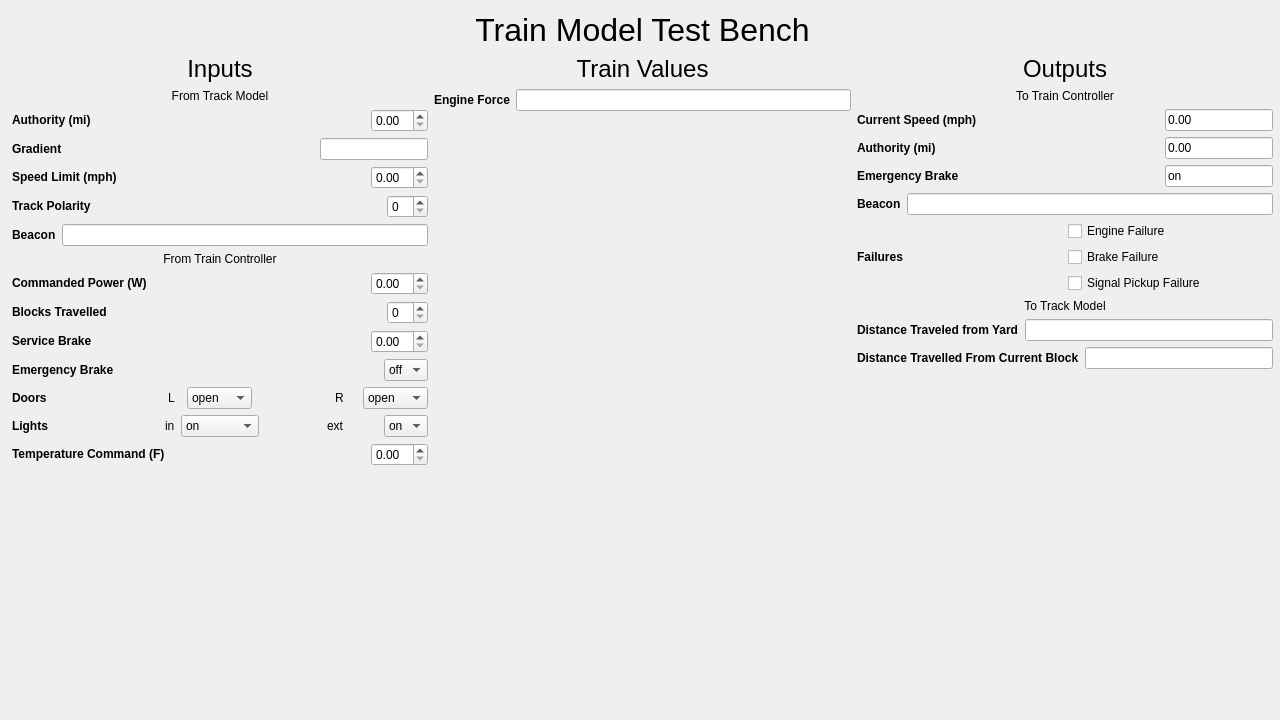
Qt form Modules/Train_Model/Frontend/Train_Model_Test_Bench_UI.ui (keshavshankar08/ECE1140) before a commit.
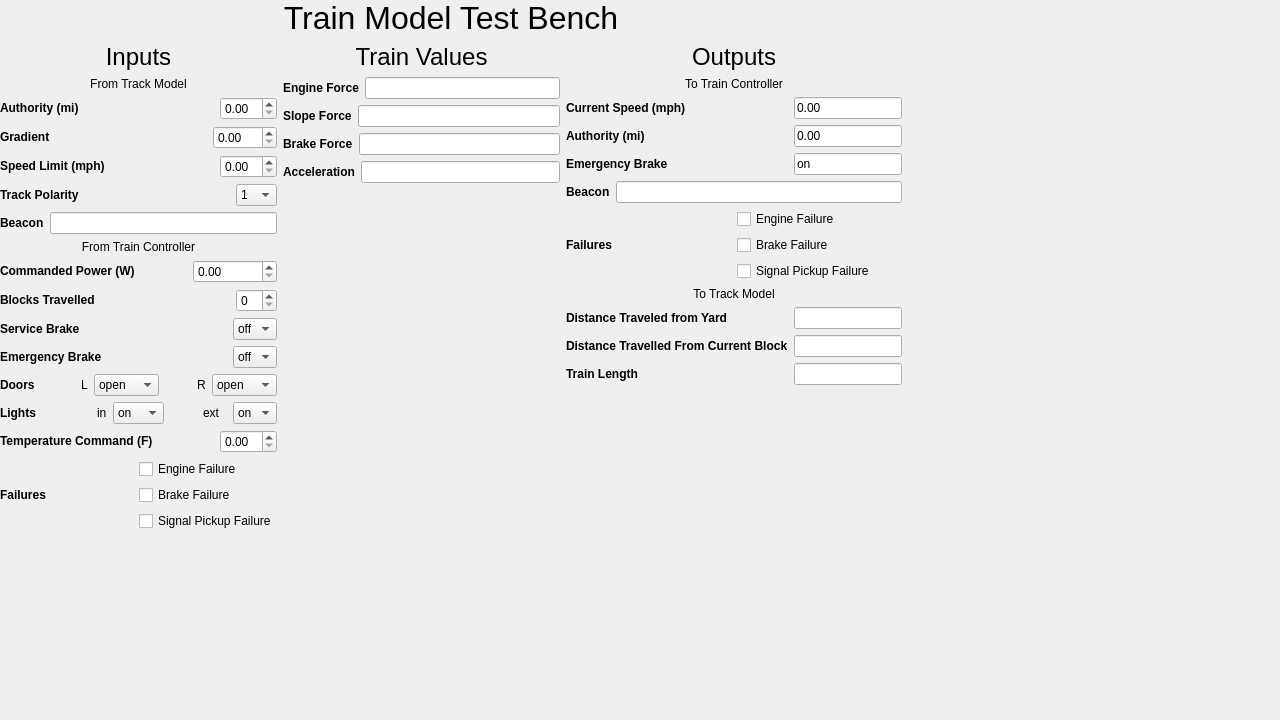
The same form after that commit.

What changed in the file:
```diff
--- a/Modules/Train_Model/Frontend/Train_Model_Test_Bench_UI.ui
+++ b/Modules/Train_Model/Frontend/Train_Model_Test_Bench_UI.ui
@@ -28,13 +28,13 @@
    <property name="mouseTracking">
     <bool>false</bool>
    </property>
-   <widget class="QWidget" name="">
+   <widget class="QWidget" name="layoutWidget">
     <property name="geometry">
      <rect>
-      <x>12</x>
-      <y>12</y>
-      <width>1261</width>
-      <height>681</height>
+      <x>0</x>
+      <y>0</y>
+      <width>902</width>
+      <height>666</height>
      </rect>
     </property>
     <layout class="QVBoxLayout" name="verticalLayout_6">
@@ -89,7 +89,11 @@
               </widget>
              </item>
              <item alignment="Qt::AlignRight">
-              <widget class="QLineEdit" name="lineEdit_4"/>
+              <widget class="QDoubleSpinBox" name="tb_gradient">
+               <property name="maximum">
+                <double>100.000000000000000</double>
+               </property>
+              </widget>
              </item>
             </layout>
            </item>
@@ -116,8 +120,19 @@
                </property>
               </widget>
              </item>
-             <item alignment="Qt::AlignRight">
-              <widget class="QSpinBox" name="tb_trackPolarity"/>
+             <item alignment="Qt::AlignRight|Qt::AlignVCenter">
+              <widget class="QComboBox" name="comboBox">
+               <item>
+                <property name="text">
+                 <string>1</string>
+                </property>
+               </item>
+               <item>
+                <property name="text">
+                 <string>-1</string>
+                </property>
+               </item>
+              </widget>
              </item>
             </layout>
            </item>
@@ -152,7 +167,11 @@
               </widget>
              </item>
              <item alignment="Qt::AlignRight">
-              <widget class="QDoubleSpinBox" name="velocitySelect"/>
+              <widget class="QDoubleSpinBox" name="tb_power">
+               <property name="maximum">
+                <double>120000.000000000000000</double>
+               </property>
+              </widget>
              </item>
             </layout>
            </item>
@@ -180,7 +199,18 @@
               </widget>
              </item>
              <item alignment="Qt::AlignRight">
-              <widget class="QDoubleSpinBox" name="tb_serviceBrake"/>
+              <widget class="QComboBox" name="tb_sBrakeToggle">
+               <item>
+                <property name="text">
+                 <string>off</string>
+                </property>
+               </item>
+               <item>
+                <property name="text">
+                 <string>on</string>
+                </property>
+               </item>
+              </widget>
              </item>
             </layout>
            </item>
@@ -329,6 +359,42 @@
              </item>
             </layout>
            </item>
+           <item>
+            <layout class="QHBoxLayout" name="horizontalLayout_22">
+             <item>
+              <widget class="QLabel" name="label_33">
+               <property name="text">
+                <string>&lt;html&gt;&lt;head/&gt;&lt;body&gt;&lt;p&gt;&lt;span style=&quot; font-weight:600;&quot;&gt;Failures&lt;/span&gt;&lt;/p&gt;&lt;/body&gt;&lt;/html&gt;</string>
+               </property>
+              </widget>
+             </item>
+             <item>
+              <layout class="QVBoxLayout" name="verticalLayout_7">
+               <item>
+                <widget class="QCheckBox" name="tb_engFail">
+                 <property name="text">
+                  <string>Engine Failure</string>
+                 </property>
+                </widget>
+               </item>
+               <item>
+                <widget class="QCheckBox" name="tb_brakeFail">
+                 <property name="text">
+                  <string>Brake Failure</string>
+                 </property>
+                </widget>
+               </item>
+               <item>
+                <widget class="QCheckBox" name="tb_sigFail">
+                 <property name="text">
+                  <string>Signal Pickup Failure</string>
+                 </property>
+                </widget>
+               </item>
+              </layout>
+             </item>
+            </layout>
+           </item>
            <item>
             <spacer name="verticalSpacer_2">
              <property name="orientation">
@@ -349,6 +415,49 @@
        <item>
         <layout class="QGridLayout" name="gridLayout">
          <item row="4" column="0">
+          <layout class="QHBoxLayout" name="horizontalLayout_24">
+           <item>
+            <widget class="QLabel" name="label_35">
+             <property name="text">
+              <string>&lt;html&gt;&lt;head/&gt;&lt;body&gt;&lt;p&gt;&lt;span style=&quot; font-weight:600;&quot;&gt;Slope Force&lt;/span&gt;&lt;/p&gt;&lt;/body&gt;&lt;/html&gt;</string>
+             </property>
+            </widget>
+           </item>
+           <item>
+            <widget class="QLineEdit" name="tb_slopeForceDisplay">
+             <property name="readOnly">
+              <bool>true</bool>
+             </property>
+            </widget>
+           </item>
+          </layout>
+         </item>
+         <item row="3" column="0">
+          <layout class="QHBoxLayout" name="horizontalLayout_20">
+           <item>
+            <widget class="QLabel" name="label_31">
+             <property name="text">
+              <string>&lt;html&gt;&lt;head/&gt;&lt;body&gt;&lt;p&gt;&lt;span style=&quot; font-weight:600;&quot;&gt;Engine Force&lt;/span&gt;&lt;/p&gt;&lt;/body&gt;&lt;/html&gt;</string>
+             </property>
+            </widget>
+           </item>
+           <item>
+            <widget class="QLineEdit" name="engForceDisplay">
+             <property name="readOnly">
+              <bool>true</bool>
+             </property>
+            </widget>
+           </item>
+          </layout>
+         </item>
+         <item row="0" column="0">
+          <widget class="QLabel" name="label_30">
+           <property name="text">
+            <string>&lt;html&gt;&lt;head/&gt;&lt;body&gt;&lt;p align=&quot;center&quot;&gt;&lt;span style=&quot; font-size:18pt;&quot;&gt;Train Values&lt;/span&gt;&lt;/p&gt;&lt;/body&gt;&lt;/html&gt;</string>
+           </property>
+          </widget>
+         </item>
+         <item row="7" column="0">
           <spacer name="verticalSpacer">
            <property name="orientation">
             <enum>Qt::Vertical</enum>
@@ -361,24 +470,39 @@
            </property>
           </spacer>
          </item>
-         <item row="0" column="0">
-          <widget class="QLabel" name="label_30">
-           <property name="text">
-            <string>&lt;html&gt;&lt;head/&gt;&lt;body&gt;&lt;p align=&quot;center&quot;&gt;&lt;span style=&quot; font-size:18pt;&quot;&gt;Train Values&lt;/span&gt;&lt;/p&gt;&lt;/body&gt;&lt;/html&gt;</string>
-           </property>
-          </widget>
+         <item row="6" column="0">
+          <layout class="QHBoxLayout" name="horizontalLayout_25">
+           <item>
+            <widget class="QLabel" name="label_36">
+             <property name="text">
+              <string>&lt;html&gt;&lt;head/&gt;&lt;body&gt;&lt;p&gt;&lt;span style=&quot; font-weight:600;&quot;&gt;Acceleration&lt;/span&gt;&lt;/p&gt;&lt;/body&gt;&lt;/html&gt;</string>
+             </property>
+            </widget>
+           </item>
+           <item>
+            <widget class="QLineEdit" name="tb_accel">
+             <property name="readOnly">
+              <bool>true</bool>
+             </property>
+            </widget>
+           </item>
+          </layout>
          </item>
-         <item row="3" column="0">
-          <layout class="QHBoxLayout" name="horizontalLayout_20">
+         <item row="5" column="0">
+          <layout class="QHBoxLayout" name="horizontalLayout_26">
            <item>
-            <widget class="QLabel" name="label_31">
+            <widget class="QLabel" name="label_37">
              <property name="text">
-              <string>&lt;html&gt;&lt;head/&gt;&lt;body&gt;&lt;p&gt;&lt;span style=&quot; font-weight:600;&quot;&gt;Engine Force&lt;/span&gt;&lt;/p&gt;&lt;/body&gt;&lt;/html&gt;</string>
+              <string>&lt;html&gt;&lt;head/&gt;&lt;body&gt;&lt;p&gt;&lt;span style=&quot; font-weight:600;&quot;&gt;Brake Force&lt;/span&gt;&lt;/p&gt;&lt;/body&gt;&lt;/html&gt;</string>
              </property>
             </widget>
            </item>
            <item>
-            <widget class="QLineEdit" name="lineEdit_3"/>
+            <widget class="QLineEdit" name="tb_brakeForce">
+             <property name="readOnly">
+              <bool>true</bool>
+             </property>
+            </widget>
            </item>
           </layout>
          </item>
@@ -535,8 +659,8 @@
                </property>
               </widget>
              </item>
-             <item>
-              <widget class="QLineEdit" name="lineEdit"/>
+             <item alignment="Qt::AlignRight">
+              <widget class="QLineEdit" name="tb_DFY"/>
              </item>
             </layout>
            </item>
@@ -551,8 +675,22 @@
              </property>
             </widget>
            </item>
+           <item alignment="Qt::AlignRight">
+            <widget class="QLineEdit" name="tb_DFBS"/>
+           </item>
+          </layout>
+         </item>
+         <item>
+          <layout class="QHBoxLayout" name="horizontalLayout_23">
            <item>
-            <widget class="QLineEdit" name="lineEdit_2"/>
+            <widget class="QLabel" name="label_34">
+             <property name="text">
+              <string>&lt;html&gt;&lt;head/&gt;&lt;body&gt;&lt;p&gt;&lt;span style=&quot; font-weight:600;&quot;&gt;Train Length&lt;/span&gt;&lt;/p&gt;&lt;/body&gt;&lt;/html&gt;</string>
+             </property>
+            </widget>
+           </item>
+           <item alignment="Qt::AlignRight">
+            <widget class="QLineEdit" name="tb_lenDisplay"/>
            </item>
           </layout>
          </item>
```
Left out of the diff: 6 changed lines with no effect on the pictures.
